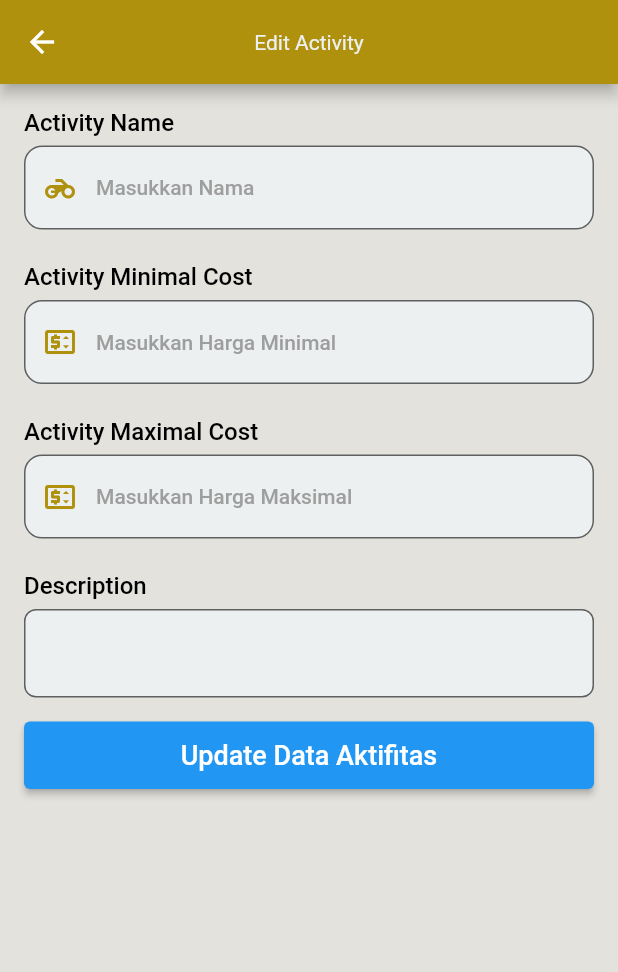
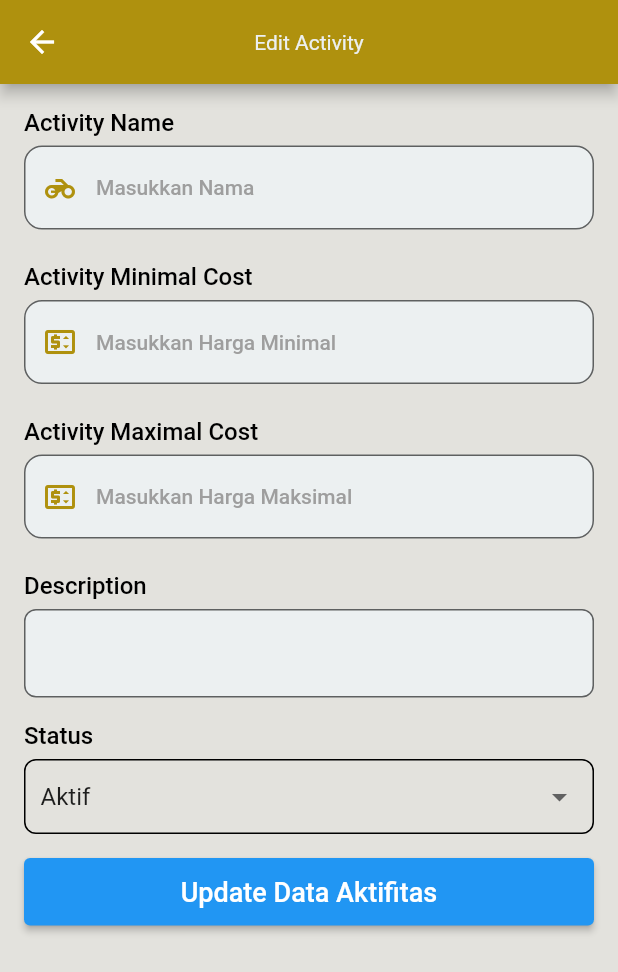
Before and after one commit to sufianshari/silakarang_atv, a Flutter app: the ActivityEditPage screen opened directly with empty values, on a phone screen of 412 x 824 dp. Shown: the top 972 px of the screen. Run offline on Flutter 3.47's test engine with Material 2 defaults, Android fonts, the light colour scheme and no system bars; our stand-ins replace carousel_slider, connectivity_plus, flutter_spinkit, font_awesome_flutter, get, google_fonts and 3 more; missing offline and left inert: model_viewer_plus, ndialog; accounts and stored records are empty; network calls fail.

Commit message:
perbaikan scroll page

```diff
--- /dev/null
+++ b/lib/models/dropdown_list.dart
@@ -0,0 +1,9 @@
+import 'package:flutter/material.dart';
+
+List<DropdownMenuItem<String>> get dropdownItemStatus {
+  List<DropdownMenuItem<String>> menuItems = [
+    const DropdownMenuItem(child: Text("Aktif"), value: "Aktif"),
+    const DropdownMenuItem(child: Text("Tidak Aktif"), value: "Tidak Aktif"),
+  ];
+  return menuItems;
+}
--- a/lib/ui/pages/activities/activity_add_page.dart
+++ b/lib/ui/pages/activities/activity_add_page.dart
@@ -65,7 +65,7 @@ class _ActivityAddPageState extends State<ActivityAddPage> {
         ),
         centerTitle: true,
       ),
-      resizeToAvoidBottomInset: false,
+      resizeToAvoidBottomInset: true,
       body: SafeArea(
           child: ListView(
             children: [
--- a/lib/ui/pages/activities/activity_edit_page.dart
+++ b/lib/ui/pages/activities/activity_edit_page.dart
@@ -1,6 +1,7 @@
 import 'package:flutter/material.dart';
 import 'package:get/get.dart';
 import 'package:google_fonts/google_fonts.dart';
+import 'package:silakarang_atv/models/dropdown_list.dart';
 import 'package:silakarang_atv/providers/aktifitas_provider.dart';
 import 'package:silakarang_atv/ui/widgets/textfield_widget.dart';
 import 'package:silakarang_atv/utilities/themes.dart';
@@ -40,6 +41,7 @@ class _ActivityEditPageState extends State<ActivityEditPage> {
   String _hargaMin = '';
   String _hargaMax = '';
   String _deskripsi = '';
+  String selectedStatus = 'Aktif';
 
   @override
   void initState() {
@@ -82,9 +84,12 @@ class _ActivityEditPageState extends State<ActivityEditPage> {
         ),
         centerTitle: true,
       ),
-      resizeToAvoidBottomInset: false,
+      resizeToAvoidBottomInset: true,
       body: SafeArea(
         child: ListView(
+          children: [
+            Column(
+              mainAxisAlignment: MainAxisAlignment.start,
               children: [
                 buildTitle('Activity Name'),
                 buildNama(),
@@ -94,7 +99,11 @@ class _ActivityEditPageState extends State<ActivityEditPage> {
                 buildHargaMax(),
                 buildTitle('Description'),
                 buildDeskripsi(),
+                buildTitle('Status'),
+                buildStatus(),
                 buildTombol(context),
+              ],
+            ),
           ],
         ),
       ),
@@ -171,6 +180,30 @@ class _ActivityEditPageState extends State<ActivityEditPage> {
         child: Text(
           title,
           style: blackFontStyle2,
+        ),
+      );
+
+  Widget buildStatus() => Container(
+        width: double.infinity,
+        margin: EdgeInsets.symmetric(horizontal: defaultMargin),
+        padding: const EdgeInsets.symmetric(horizontal: 10),
+        decoration: BoxDecoration(
+          borderRadius: BorderRadius.circular(8),
+          border: Border.all(color: Colors.black),
+        ),
+        child: DropdownButtonHideUnderline(
+          child: DropdownButton(
+            isExpanded: true,
+            hint: const Text("Pilih Status"),
+            items: dropdownItemStatus,
+            value: selectedStatus,
+            onChanged: (value) {
+              setState(() {
+                selectedStatus = value.toString();
+              });
+            },
+            // underline: SizedBox(),
+          ),
         ),
       );
 
--- a/lib/ui/pages/activities/detail_activity_page.dart
+++ b/lib/ui/pages/activities/detail_activity_page.dart
@@ -104,6 +104,7 @@ class _AktifitasDetailPageState extends State<AktifitasDetailPage> {
       appBar: AppBar(
         title: Text(widget.title),
       ),
+      resizeToAvoidBottomInset: true,
       body: SingleChildScrollView(
         child: Padding(
           padding: const EdgeInsets.all(8.0),
@@ -306,7 +307,7 @@ class _AktifitasDetailPageState extends State<AktifitasDetailPage> {
       child: TextFieldWidget(
         hint: 'Masukkan Nama',
         inputType: TextInputType.text,
-        icon: Icons.motorcycle,
+        icon: Icons.people,
         iconColor: primaryColor,
         textController: namaController,
         inputAction: TextInputAction.next,
--- a/lib/ui/pages/fotogrametri/detail_location_page.dart
+++ b/lib/ui/pages/fotogrametri/detail_location_page.dart
@@ -23,7 +23,7 @@ class DetailLocationPageState extends State<DetailLocationPage> {
       resizeToAvoidBottomInset: false,
       body: ModelViewer(
         backgroundColor: Color.fromARGB(0xFF, 0xEE, 0xEE, 0xEE),
-        src: 'assets/location.glb', // a bundled asset file
+        src: 'assets/track2.stl', // a bundled asset file
         // src:'https://silakarang.tugas-akhir.web.id/uploads/location.glb?raw=true',
         alt: "Lokasi",
         ar: true,
--- a/lib/ui/pages/login/login_page.dart
+++ b/lib/ui/pages/login/login_page.dart
@@ -186,7 +186,7 @@ class _LoginPageState extends State<LoginPage> {
 
     return Scaffold(
       primary: true,
-      resizeToAvoidBottomInset: false,
+      resizeToAvoidBottomInset: true,
       appBar: AppBar(
         title: const Text("Login Administrator"),
       ),
```
Lines whose indentation alone changed are shown as unchanged.
